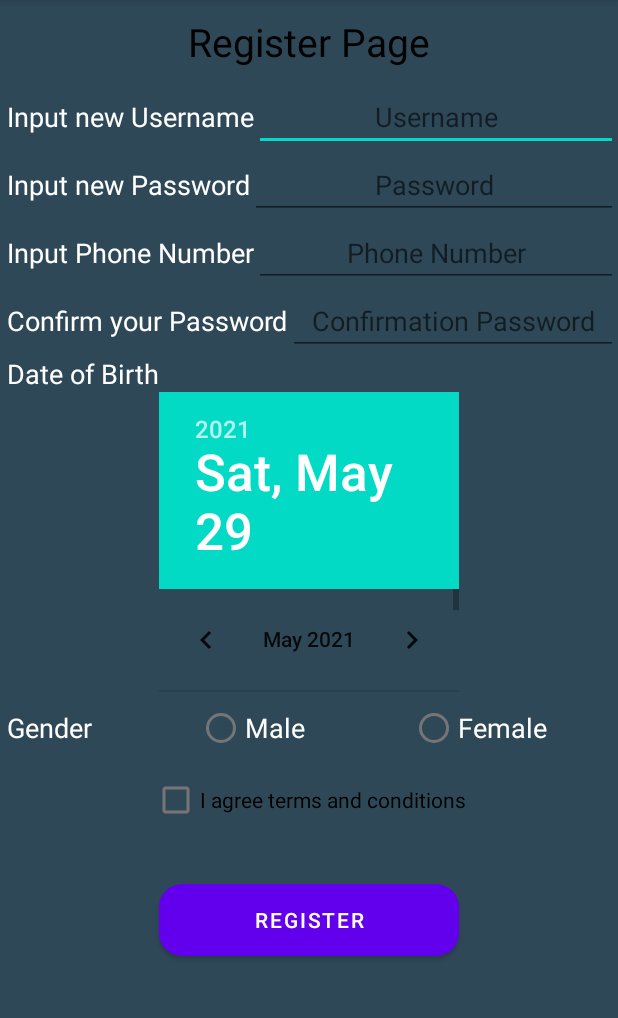
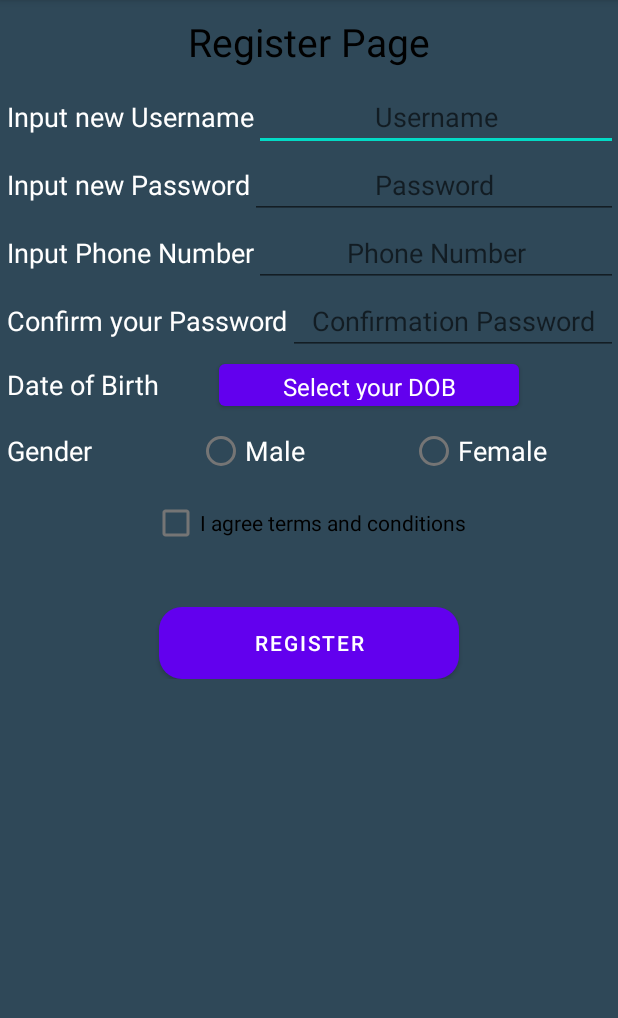
Before and after one commit to michaelwijaya2810/MCS_LAB_Kuuf, an Android app: the RegisterActivity screen opened directly, with no data from a screen before it, on a phone screen of 412 x 824 dp, the part 84-1102 px from its top. Run offline under Robolectric (Android 15) with nearby library versions, the phone set to English and light mode, and no system bars.

```diff
--- a/app/src/main/java/com/mcs_project/mcs_lab_kuuf_project/MainActivity.java
+++ b/app/src/main/java/com/mcs_project/mcs_lab_kuuf_project/MainActivity.java
@@ -38,7 +38,6 @@ public class MainActivity extends AppCompatActivity {
                     String username = ETUsername.getText().toString();
                     String password = ETPassword.getText().toString();
                     if(usersDB.checkUsers(username, password)){
-                        TVError.setText("correct");
                         //open mainactivity
                     }
                     else{
--- a/app/src/main/java/com/mcs_project/mcs_lab_kuuf_project/RegisterActivity.java
+++ b/app/src/main/java/com/mcs_project/mcs_lab_kuuf_project/RegisterActivity.java
@@ -2,6 +2,8 @@ package com.mcs_project.mcs_lab_kuuf_project;
 
 import androidx.appcompat.app.AppCompatActivity;
 
+import android.app.AlertDialog;
+import android.app.DatePickerDialog;
 import android.content.Intent;
 import android.os.Bundle;
 import android.view.View;
@@ -13,16 +15,19 @@ import android.widget.RadioGroup;
 import android.widget.TextView;
 
 import android.os.Bundle;
+
+import java.util.Calendar;
 import java.util.Date;
 
 public class RegisterActivity extends AppCompatActivity {
     TextView ETUsername, ETPassword, ETPhone, ETConfirmationPass, TVerror;
-    Button BTNRegister;
-    DatePicker datebirth;
+    Button BTNRegister,BTNDatebirth;
+    DatePickerDialog datebirth;
     RadioGroup radiogroupgender;
     RadioButton radioButtongender;
     CheckBox checkagreement;
     UsersDB usersDB;
+    String date = null;
 
     @Override
     protected void onCreate(Bundle savedInstanceState) {
@@ -33,11 +38,12 @@ public class RegisterActivity extends AppCompatActivity {
         ETPhone = findViewById(R.id.edittextphone);
         ETConfirmationPass = findViewById(R.id.edittextrepassword);
         BTNRegister = findViewById(R.id.regbtnreg);
-        datebirth = findViewById(R.id.datebirth);
+        BTNDatebirth = findViewById(R.id.datebirthbutton);
         radiogroupgender = findViewById(R.id.radiogroup);
         checkagreement = findViewById(R.id.checkboxagreement);
         TVerror = findViewById(R.id.texterrors);
         usersDB = new UsersDB(this);
+        initDatePicker();
 
         BTNRegister.setOnClickListener(new View.OnClickListener() {
             @Override
@@ -48,8 +54,8 @@ public class RegisterActivity extends AppCompatActivity {
                     user.password = ETPassword.getText().toString();
                     user.phone = ETPhone.getText().toString();
                     user.gender = radioButtongender.getText().toString();
-                    user.dateOfBirth = datebirth.getDayOfMonth() + "-" + (datebirth.getMonth() + 1) + "-" + datebirth.getYear();
-                    TVerror.setText("Register Succeed");
+                    user.dateOfBirth = date;
+                    //TVerror.setText("Register Succeed");
                     usersDB.insertUsers(user);
                     OpenRegisterActivity();
                 }
@@ -62,6 +68,64 @@ public class RegisterActivity extends AppCompatActivity {
                 radioButtongender = findViewById(id);
             }
         });
+    }
+
+    private void initDatePicker() {
+        DatePickerDialog.OnDateSetListener dateSetListener = new DatePickerDialog.OnDateSetListener() {
+            @Override
+            public void onDateSet(DatePicker datePicker, int year, int month, int day) {
+                month = month + 1;
+                String monthString = null;
+                if(month == 1){
+                    monthString="January";
+                }
+                if(month == 2){
+                    monthString="February";
+                }
+                if(month == 3){
+                    monthString="March";
+                }
+                if(month == 4){
+                    monthString="April";
+                }
+                if(month == 5){
+                    monthString="May";
+                }
+                if(month == 6){
+                    monthString="June";
+                }
+                if(month == 7){
+                    monthString="July";
+                }
+                if(month == 8){
+                    monthString="August";
+                }
+                if(month == 9){
+                    monthString="September";
+                }
+                if(month == 10){
+                    monthString="October";
+                }
+                if(month == 11){
+                    monthString="Nov";
+                }
+                if(month == 12){
+                    monthString="Des";
+                }
+                date = day + "-" + monthString + "-" + year;
+                BTNDatebirth.setText(date);
+            }
+        };
+
+        Calendar cal = Calendar.getInstance();
+        int year = cal.get(Calendar.YEAR);
+        int month = cal.get(Calendar.MONTH);
+        int day = cal.get(Calendar.DAY_OF_MONTH);
+
+        int style = AlertDialog.THEME_HOLO_LIGHT;
+
+        datebirth = new DatePickerDialog(this, style, dateSetListener, year, month, day);
+        datebirth.getDatePicker().setMaxDate(System.currentTimeMillis());
     }
 
     private void OpenRegisterActivity() {
@@ -149,10 +213,9 @@ public class RegisterActivity extends AppCompatActivity {
 
     private boolean checkDateOfBirth()
     {
-        Date dateOfBirth = new Date(datebirth.getYear(), datebirth.getMonth(), datebirth.getDayOfMonth());
-        if (!datebirth.isEnabled())
+        if (date.isEmpty())
         {
-            TVerror.setText("DOB cannot be in the future");
+            TVerror.setText("DOB cannot be empty");
             return false;
         }
         else{
@@ -225,4 +288,8 @@ public class RegisterActivity extends AppCompatActivity {
             return true;
         }
     }
+
+    public void opendatepicker(View view) {
+        datebirth.show();
+    }
 }
--- a/app/src/main/res/layout/activity_main.xml
+++ b/app/src/main/res/layout/activity_main.xml
@@ -54,6 +54,7 @@
             android:id="@+id/edittextpasswordlogin"
             android:layout_width="match_parent"
             android:layout_height="wrap_content"
+            android:inputType="textPassword"
             android:hint="Password"
             android:textAlignment="center"
             android:textSize="18sp" />
--- a/app/src/main/res/layout/activity_register.xml
+++ b/app/src/main/res/layout/activity_register.xml
@@ -59,6 +59,7 @@
                 android:id="@+id/edittextpassword"
                 android:layout_width="match_parent"
                 android:layout_height="wrap_content"
+                android:inputType="textPassword"
                 android:hint="Password"
                 android:textAlignment="center"
                 android:textSize="18sp" />
@@ -80,6 +81,7 @@
                 android:id="@+id/edittextphone"
                 android:layout_width="match_parent"
                 android:layout_height="wrap_content"
+                android:inputType="number"
                 android:hint="Phone Number"
                 android:textAlignment="center"
                 android:textSize="18sp" />
@@ -101,25 +103,37 @@
                 android:id="@+id/edittextrepassword"
                 android:layout_width="match_parent"
                 android:layout_height="wrap_content"
+                android:inputType="textPassword"
                 android:hint="Confirmation Password"
                 android:textAlignment="center"
                 android:textSize="18sp" />
         </LinearLayout>
 
+        <LinearLayout
+            android:layout_width="match_parent"
+            android:layout_height="wrap_content"
+            android:orientation="horizontal">
+
             <TextView
-            android:layout_width="match_parent"
+                android:layout_width="wrap_content"
                 android:layout_height="wrap_content"
                 android:layout_gravity="center"
                 android:text=" Date of Birth"
                 android:textColor="#FFFFFF"
                 android:textSize="18sp" />
 
-        <DatePicker
-            android:id="@+id/datebirth"
+            <Button
+                android:id="@+id/datebirthbutton"
+                android:text="Select your DOB"
                 android:layout_width="200dp"
-            android:layout_height="200dp"
-            android:layout_gravity="center">
-        </DatePicker>
+                android:layout_height="40dp"
+                android:layout_marginLeft="40dp"
+                android:layout_gravity="center"
+                style="?android:spinnerItemStyle"
+                android:onClick="opendatepicker"/>
+
+        </LinearLayout>
+
 
         <LinearLayout
             android:layout_width="match_parent"
@@ -173,6 +187,11 @@
             android:text="I agree terms and conditions"
             android:layout_gravity="center"/>
 
+        <LinearLayout
+            android:layout_width="match_parent"
+            android:layout_height="wrap_content"
+            android:orientation="vertical">
+
             <TextView
                 android:id="@+id/texterrors"
                 android:layout_width="wrap_content"
@@ -190,8 +209,7 @@
                 android:text="Register"
                 android:textColor="#FFFFFF"
                 android:layout_marginTop="10dp"/>
-
-
+        </LinearLayout>
 
     </LinearLayout>
 
```
Lines whose indentation alone changed are shown as unchanged.
